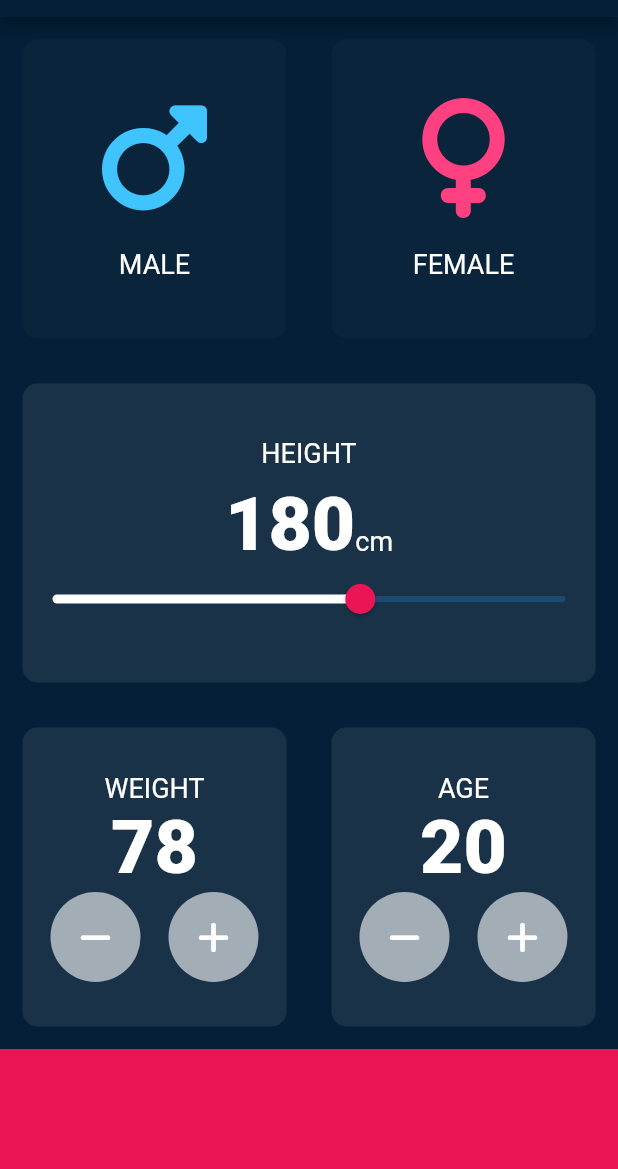
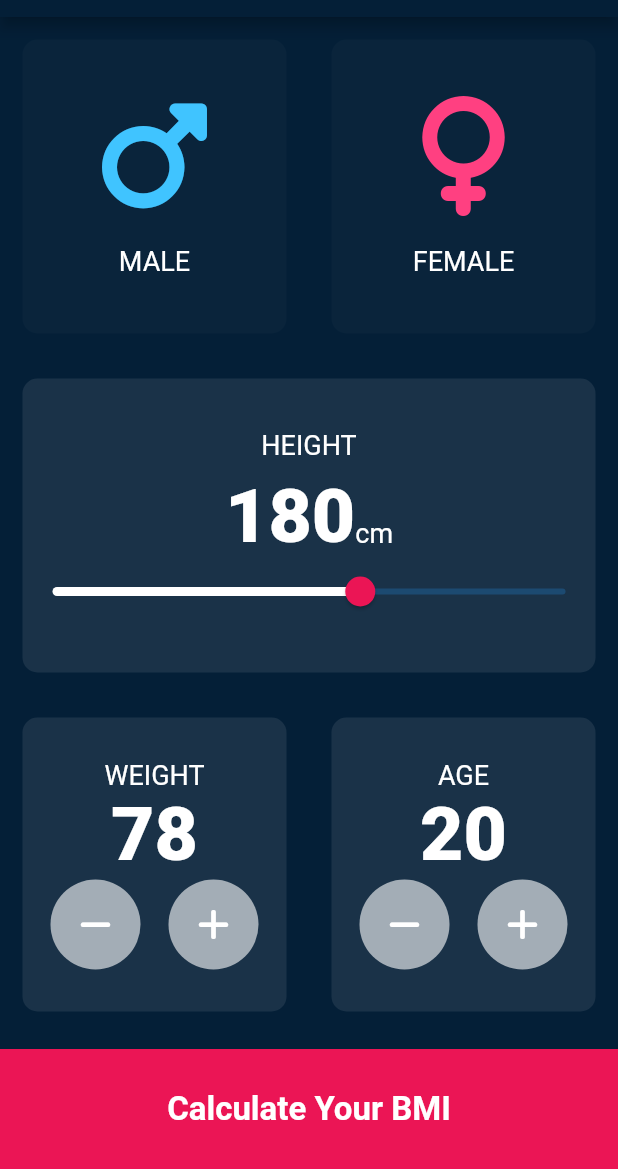
Before and after one commit to MAHMUDURRAHMANARNOB/bmi_calculator, a Flutter app: the screen it shows after launch, on a phone screen of 412 x 824 dp, the part 67-1236 px from its top. Run offline on Flutter 3.47's test engine with Material 2 defaults, Android fonts, the phone set to English and light mode, and no system bars; our stand-ins replace font_awesome_flutter.

Commit message:
feat: Completed
Completed the app. Added all the designs as per ui requirements.
Sectioned the pages. Navigation added.
Calculated the BMI.
Studied Route but not needed for this app.

```diff
--- /dev/null
+++ b/lib/calculateBmi.dart
@@ -0,0 +1,49 @@
+import 'dart:math';
+
+class CalculateBMI {
+  final int age;
+  final int height;
+  final int weight;
+
+  CalculateBMI({required this.age, required this.height, required this.weight});
+
+  late double _bmi;
+
+  String calculateBmi() {
+    if (age > 18 && age < 65) {
+      _bmi = weight / pow(height / 100, 2);
+
+      return _bmi.toStringAsFixed(2);
+    } else {
+      return "You are not eligible for BMI calculation";
+    }
+  }
+
+  String getResult() {
+    if (_bmi > 24.9) {
+      return 'OVERWEIGHT.';
+    } else if (_bmi < 18.5) {
+      return 'UNDERWEIGHT';
+    } else if (_bmi > 18 && _bmi < 25) {
+      return 'HEALTHY';
+    } else if (_bmi > 29) {
+      return 'OBESE';
+    } else {
+      return "ERROR";
+    }
+  }
+
+  String getSuggestion() {
+    if (_bmi > 24.9 && _bmi < 29) {
+      return 'You are Over-Weight. Do some exercise and maintain a healthy diet.';
+    } else if (_bmi < 18.5) {
+      return 'You are Under-Weight. Do some exercise and maintain a healthy diet.';
+    } else if (_bmi > 18 && _bmi < 25) {
+      return 'You have a perfect body weight. Take care of your great body';
+    } else if (_bmi >= 29) {
+      return 'Consult a Doctor right Away';
+    } else {
+      return "great";
+    }
+  }
+}
--- /dev/null
+++ b/lib/components/bottomButton.dart
@@ -0,0 +1,35 @@
+import 'package:bmi_calculator/screens/resultPage.dart';
+import 'package:flutter/material.dart';
+
+import '../constants.dart';
+
+class BottomButton extends StatelessWidget {
+  const BottomButton({
+    super.key,
+    required this.buttonTitle,
+    required this.onClicked,
+  });
+
+  final String buttonTitle;
+  final VoidCallback onClicked;
+
+  @override
+  Widget build(BuildContext context) {
+    return GestureDetector(
+      onTap: onClicked,
+      child: Container(
+        margin: const EdgeInsets.only(top: 10.0),
+        padding: const EdgeInsets.only(top: 0.0),
+        width: double.infinity,
+        height: kBottomContainerHeight,
+        color: kBottomContainerColor,
+        child: Center(
+          child: Text(
+            buttonTitle,
+            style: kButtonTextStyle,
+          ),
+        ),
+      ),
+    );
+  }
+}
--- a/lib/reuseableCard.dart
+++ b/lib/components/reuseableCard.dart
@@ -18,6 +18,7 @@ class ReusableCard extends StatelessWidget {
     return GestureDetector(
       onTap: onCardClick,
       child: Container(
+        width: double.infinity,
         /*color: Color(0xFF29363C),*/ //NOTE: We can not use color in container where we use Box decoration
         margin: const EdgeInsets.all(15.0),
         decoration: BoxDecoration(
--- a/lib/round_button.dart
+++ b/lib/components/round_button.dart
@@ -1,7 +1,7 @@
 import 'package:flutter/material.dart';
 import 'package:font_awesome_flutter/font_awesome_flutter.dart';
 
-import 'constants.dart';
+import '../constants.dart';
 
 class RoundButton extends StatelessWidget {
   final IconData icon;
--- a/lib/main.dart
+++ b/lib/main.dart
@@ -1,6 +1,6 @@
 // ignore_for_file: use_key_in_widget_constructors, prefer_const_constructors
 import 'package:flutter/material.dart';
-import 'inputPage.dart';
+import 'screens/inputPage.dart';
 
 void main() => runApp(HealthBmiCalculator());
 
--- a/lib/inputPage.dart
+++ b/lib/screens/inputPage.dart
@@ -1,12 +1,14 @@
 // ignore_for_file: prefer_const_constructors
 
+import 'package:bmi_calculator/components/bottomButton.dart';
 import 'package:bmi_calculator/constants.dart';
-import 'package:bmi_calculator/round_button.dart';
+import 'package:bmi_calculator/screens/resultPage.dart';
+import 'package:bmi_calculator/components/round_button.dart';
 import 'package:font_awesome_flutter/font_awesome_flutter.dart';
 
-import 'reuseableCard.dart';
-import 'iconWidget.dart';
-import 'package:flutter/cupertino.dart';
+import '../calculateBmi.dart';
+import '../components/reuseableCard.dart';
+import '../components/iconWidget.dart';
 import 'package:flutter/material.dart';
 
 enum Gender { male, female, none }
@@ -237,10 +239,26 @@ class _InputPageState extends State<InputPage> {
                 ],
               ),
             ),
-            Container(
-              width: double.infinity,
-              height: kBottomContainerHeight,
-              color: kBottomContainerColor,
+            BottomButton(
+              buttonTitle: "Calculate Your BMI",
+              onClicked: () {
+                CalculateBMI bmi = CalculateBMI(
+                  age: age,
+                  height: height,
+                  weight: weight,
+                );
+                print(bmi.calculateBmi());
+                Navigator.push(
+                  context,
+                  MaterialPageRoute(
+                    builder: (context) => ResultPage(
+                      BMI: bmi.calculateBmi(),
+                      Result: bmi.getResult(),
+                      Suggestion: bmi.getSuggestion(),
+                    ),
+                  ),
+                );
+              },
             )
           ],
         ));
```
Also changed, not shown: lib/constants.dart (+28 -0 lines), lib/screens/resultPage.dart (added, +69 -0 lines), lib/components/iconWidget.dart (renamed from lib/iconWidget.dart).
